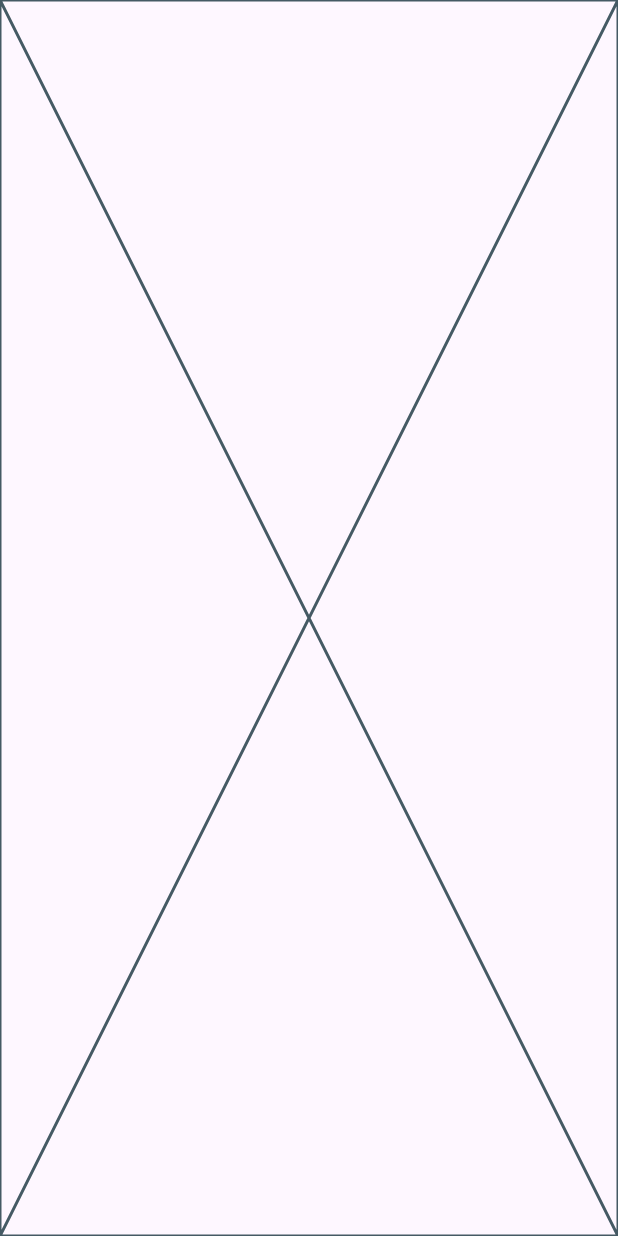
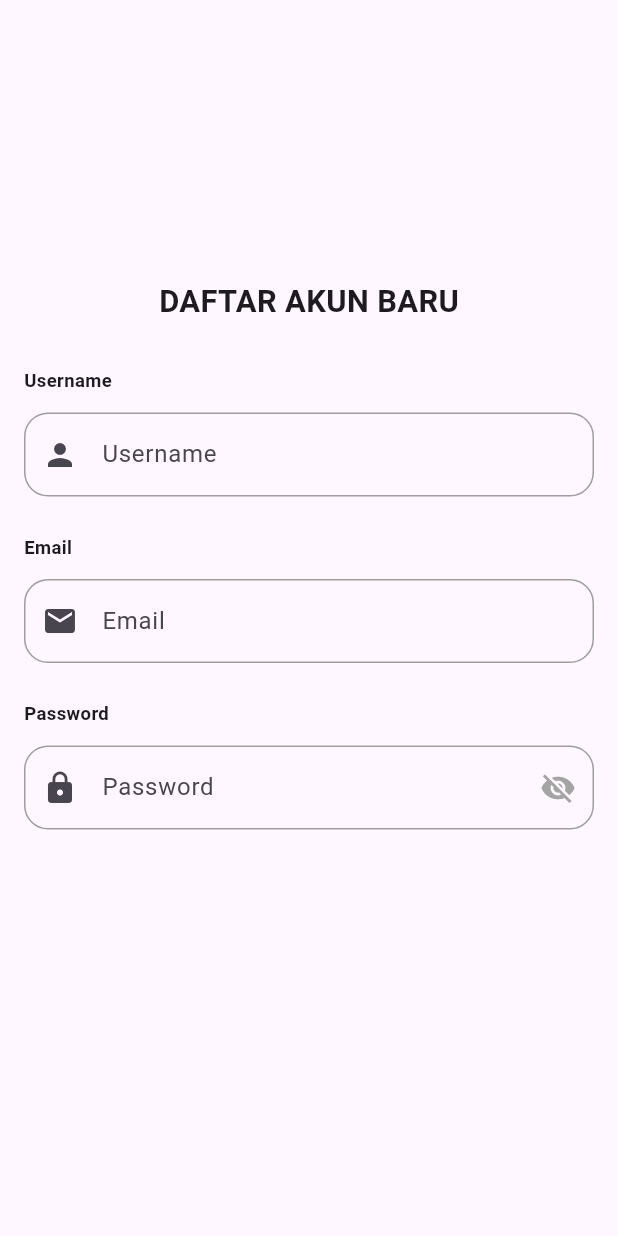
Before and after one commit to DaffaPutra7/TernakKenariAppRestAPI, a Flutter app: the RegisterScreen screen opened directly, on a phone screen of 412 x 824 dp. Run offline on Flutter 3.47's test engine with Material 3 defaults, Android fonts, the light colour scheme and no system bars; our stand-ins replace bloc, dartz, dropdown_button2, flutter_bloc, flutter_secure_storage; accounts and stored records are empty.

Commit message:
Menambahkan code untuk desain dan layout form registrasi di RegisterScreen

```diff
--- a/lib/presentation/auth/register_screen.dart
+++ b/lib/presentation/auth/register_screen.dart
@@ -1,4 +1,7 @@
 import 'package:flutter/material.dart';
+import 'package:pamlanjut_restapi/core/core/components/components.dart';
+import 'package:pamlanjut_restapi/core/core/components/spaces.dart';
+import 'package:pamlanjut_restapi/core/core/constants/colors.dart';
 
 class RegisterScreen extends StatefulWidget {
   const RegisterScreen({super.key});
@@ -33,6 +36,79 @@ class _RegisterScreenState extends State<RegisterScreen> {
 
   @override
   Widget build(BuildContext context) {
-    return const Placeholder();
+    return Scaffold(
+      body: SingleChildScrollView(
+        child: Form(
+          key: _key,
+          child: Padding(
+            padding: const EdgeInsets.all(16.0),
+            child: Column(
+              mainAxisAlignment: MainAxisAlignment.center,
+              children: [
+                const SpaceHeight(170),
+                Text(
+                  'DAFTAR AKUN BARU',
+                  style: TextStyle(
+                    fontSize: MediaQuery.of(context).size.width * 0.05,
+                    fontWeight: FontWeight.bold,
+                  ),
+                ),
+                const SpaceHeight(30),
+                 CustomTextField(
+                  validator: 'Username tidak boleh kosong',
+                  controller: namaController,
+                  label: 'Username',
+                  prefixIcon: Padding(
+                    padding: const EdgeInsets.all(8.0),
+                    child: Icon(Icons.person),
+                  ),
+                ),
+                const SpaceHeight(25),
+                CustomTextField(
+                  validator: 'Email tidak boleh kosong',
+                  controller: emailController,
+                  label: 'Email',
+                  prefixIcon: Padding(
+                    padding: const EdgeInsets.all(8.0),
+                    child: Icon(Icons.email),
+                  ),
+                ),
+                const SpaceHeight(25),
+                Row(
+                  spacing: 10,
+                  children: [
+                    Expanded(
+                      child: CustomTextField(
+                        validator: 'Password tidak boleh kosong',
+                        controller: passwordController,
+                        label: 'Password',
+                        obscureText: !isShowPassword,
+                        prefixIcon: Padding(
+                          padding: const EdgeInsets.all(8.0),
+                          child: Icon(Icons.lock),
+                        ),
+                        suffixIcon: IconButton(
+                          onPressed: () {
+                            setState(() {
+                              isShowPassword = !isShowPassword;
+                            });
+                          },
+                          icon: Icon(
+                            isShowPassword
+                                ? Icons.visibility
+                                : Icons.visibility_off,
+                            color: AppColors.grey,
+                          ),
+                        ),
+                      ),
+                    ),
+                  ],
+                ),
+              ],
+            ),
+          ),
+        ),
+      ),
+    );
   }
 }
```
